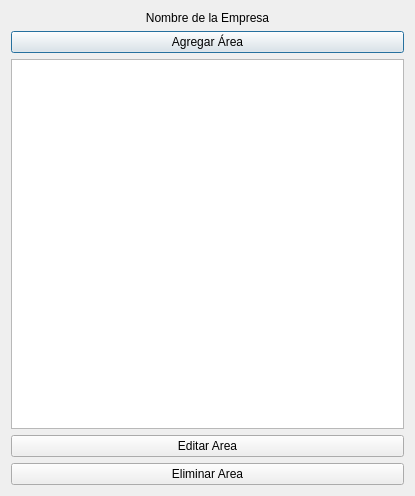
Above: src/vistas/VistaAdminArea.ui from ArthourVaSa/Aplicacion-Visor before the change. Below: the same form after it.
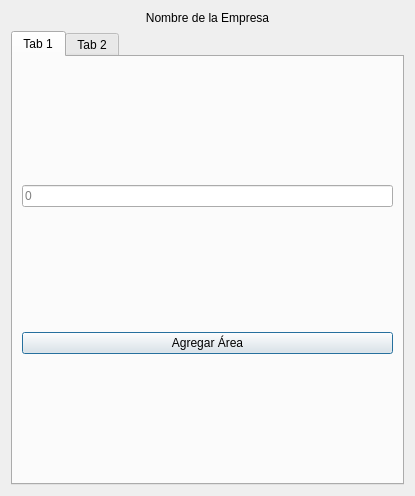
That is the form after the change. The open tabs and pages were chosen to show the change.

```diff
--- a/src/vistas/VistaAdminArea.ui
+++ b/src/vistas/VistaAdminArea.ui
@@ -25,12 +25,36 @@
     </widget>
    </item>
    <item>
+    <widget class="QTabWidget" name="tabWidget">
+     <property name="currentIndex">
+      <number>1</number>
+     </property>
+     <widget class="QWidget" name="tab">
+      <attribute name="title">
+       <string>Tab 1</string>
+      </attribute>
+      <layout class="QVBoxLayout" name="verticalLayout_2">
+       <item>
+        <widget class="QLineEdit" name="lineEdit">
+         <property name="placeholderText">
+          <string>0</string>
+         </property>
+        </widget>
+       </item>
+       <item>
     <widget class="QPushButton" name="pushButton_agregar_area">
      <property name="text">
       <string>Agregar Área</string>
      </property>
     </widget>
    </item>
+      </layout>
+     </widget>
+     <widget class="QWidget" name="tab_2">
+      <attribute name="title">
+       <string>Tab 2</string>
+      </attribute>
+      <layout class="QVBoxLayout" name="verticalLayout_3">
    <item>
     <widget class="QTableWidget" name="tableWidget_area"/>
    </item>
@@ -46,6 +70,10 @@
      <property name="text">
       <string>Eliminar Area</string>
      </property>
+        </widget>
+       </item>
+      </layout>
+     </widget>
     </widget>
    </item>
   </layout>
```
Lines whose indentation alone changed are shown as unchanged.
